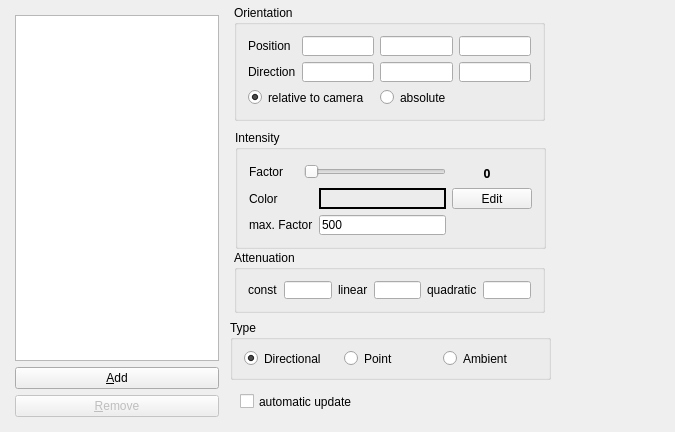
First picture: the form in source/VIEW/DIALOGS/lightSettings.ui, repository BALL-Project/ball, before the edit.
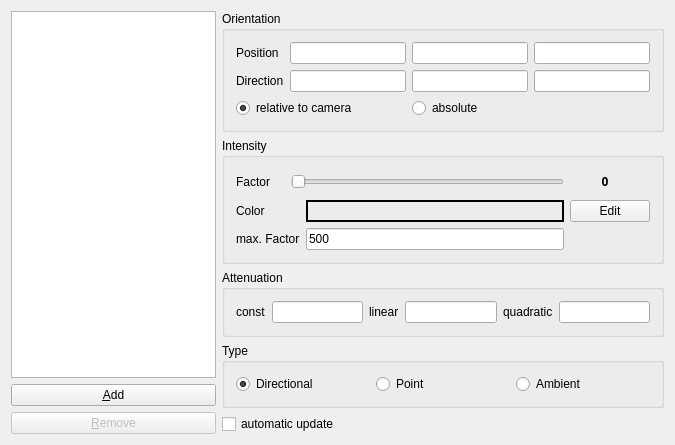
Second picture: the form after the edit.

Patch:
```diff
--- a/source/VIEW/DIALOGS/lightSettings.ui
+++ b/source/VIEW/DIALOGS/lightSettings.ui
@@ -19,31 +19,8 @@
   <property name="windowTitle">
    <string>LightSettings</string>
   </property>
-  <widget class="QCheckBox" name="update_directly_checkBox">
-   <property name="enabled">
-    <bool>true</bool>
-   </property>
-   <property name="geometry">
-    <rect>
-     <x>240</x>
-     <y>390</y>
-     <width>261</width>
-     <height>23</height>
-    </rect>
-   </property>
-   <property name="text">
-    <string>automatic update</string>
-   </property>
-  </widget>
-  <widget class="QWidget" name="layoutWidget">
-   <property name="geometry">
-    <rect>
-     <x>4</x>
-     <y>4</y>
-     <width>226</width>
-     <height>424</height>
-    </rect>
-   </property>
+  <layout class="QHBoxLayout" name="horizontalLayout_3">
+   <item>
    <layout class="QVBoxLayout" name="verticalLayout_2">
     <item>
      <widget class="QListWidget" name="lights_list">
@@ -97,16 +74,11 @@
      </widget>
     </item>
    </layout>
-  </widget>
+   </item>
+   <item>
+    <layout class="QVBoxLayout" name="verticalLayout">
+     <item>
   <widget class="QGroupBox" name="orientation_group">
-   <property name="geometry">
-    <rect>
-     <x>234</x>
-     <y>5</y>
-     <width>311</width>
-     <height>116</height>
-    </rect>
-   </property>
    <property name="title">
     <string>Orientation</string>
    </property>
@@ -192,15 +164,9 @@
     </item>
    </layout>
   </widget>
+     </item>
+     <item>
   <widget class="QGroupBox" name="groupBox">
-   <property name="geometry">
-    <rect>
-     <x>235</x>
-     <y>130</y>
-     <width>311</width>
-     <height>119</height>
-    </rect>
-   </property>
    <property name="title">
     <string>Intensity</string>
    </property>
@@ -328,15 +294,9 @@
     </item>
    </layout>
   </widget>
+     </item>
+     <item>
   <widget class="QGroupBox" name="attenuationGroup">
-   <property name="geometry">
-    <rect>
-     <x>234</x>
-     <y>250</y>
-     <width>311</width>
-     <height>63</height>
-    </rect>
-   </property>
    <property name="title">
     <string>Attenuation</string>
    </property>
@@ -385,15 +345,9 @@
     </item>
    </layout>
   </widget>
+     </item>
+     <item>
   <widget class="QGroupBox" name="type_group">
-   <property name="geometry">
-    <rect>
-     <x>230</x>
-     <y>320</y>
-     <width>321</width>
-     <height>60</height>
-    </rect>
-   </property>
    <property name="title">
     <string>Type</string>
    </property>
@@ -433,6 +387,33 @@
     </item>
    </layout>
   </widget>
+     </item>
+     <item>
+      <widget class="QCheckBox" name="update_directly_checkBox">
+       <property name="enabled">
+        <bool>true</bool>
+       </property>
+       <property name="text">
+        <string>automatic update</string>
+       </property>
+      </widget>
+     </item>
+     <item>
+      <spacer name="verticalSpacer">
+       <property name="orientation">
+        <enum>Qt::Vertical</enum>
+       </property>
+       <property name="sizeHint" stdset="0">
+        <size>
+         <width>20</width>
+         <height>40</height>
+        </size>
+       </property>
+      </spacer>
+     </item>
+    </layout>
+   </item>
+  </layout>
  </widget>
  <layoutdefault spacing="6" margin="11"/>
  <tabstops>
```
Lines whose indentation alone changed are shown as unchanged.
